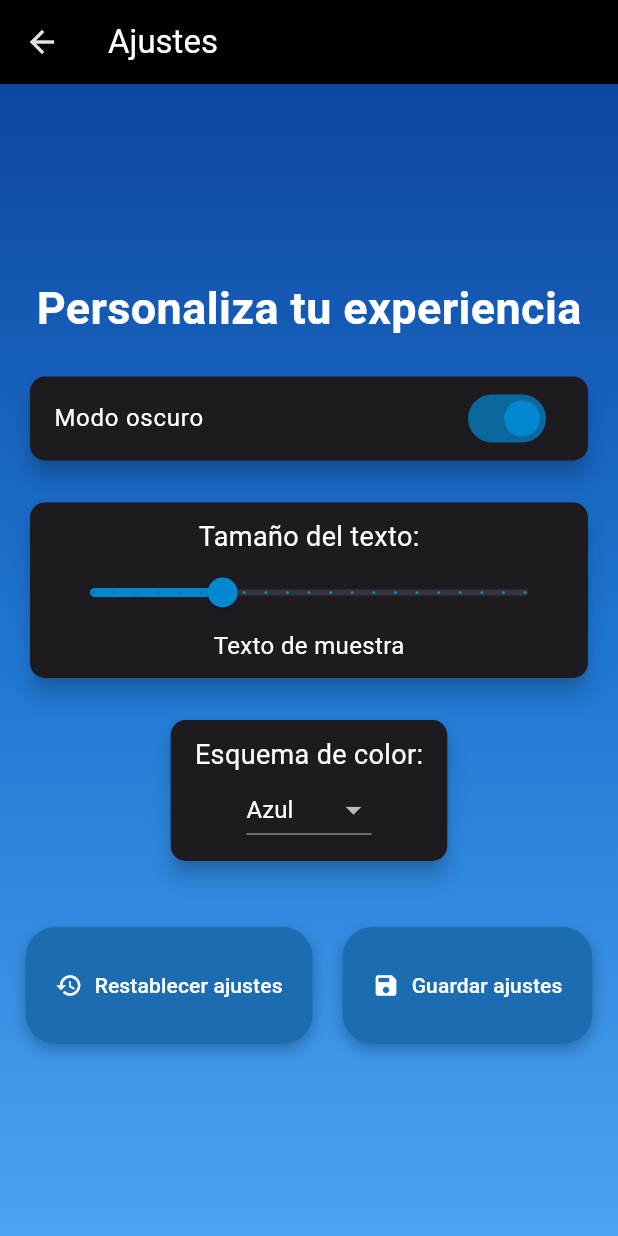
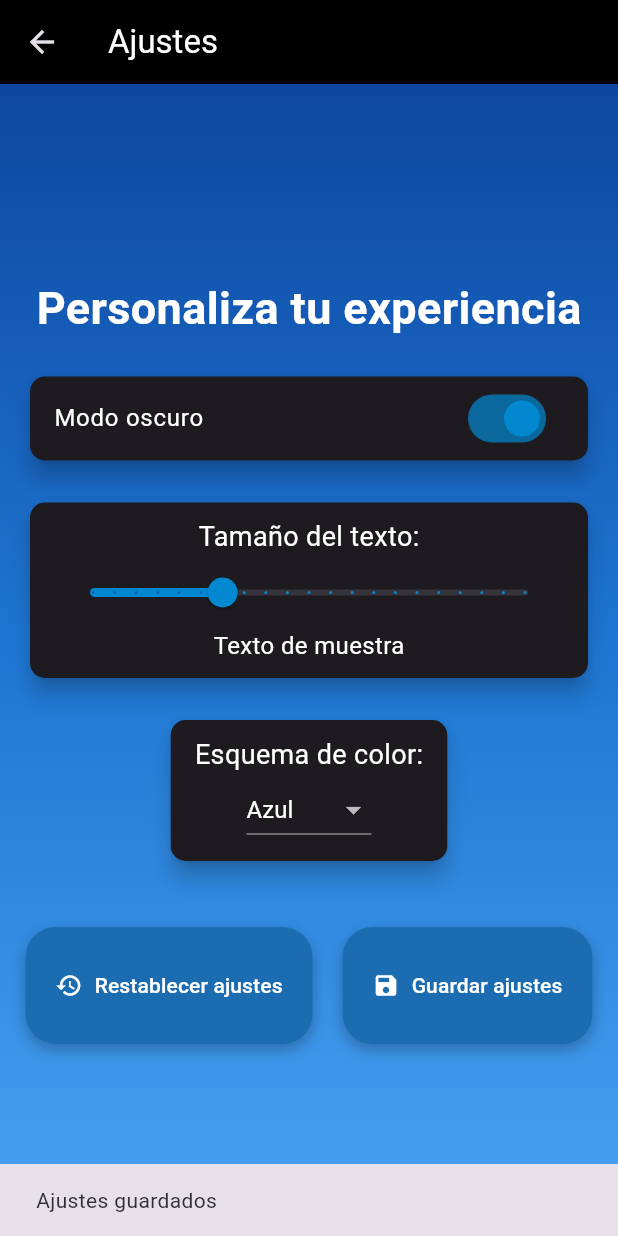
Before and after one commit to Jotaoesee/actividad3_app, a Flutter app: the Ajuste screen opened by its route, after a tap on "Modo oscuro", on a phone screen of 412 x 824 dp. Run offline on Flutter 3.47's test engine with Material 3 defaults, Android fonts, the light colour scheme and no system bars; our stand-ins replace animate_do, cloud_firestore, firebase_auth, firebase_core, firebase_storage, font_awesome_flutter and 2 more; missing offline and left inert: image_picker_web; accounts and stored records are empty.

Commit message:
creo una coleccion ajustes, donde se guardaran los ajustes de cada usuario

```diff
--- a/lib/clases/firebase_admin.dart
+++ b/lib/clases/firebase_admin.dart
@@ -53,11 +53,12 @@ class FirebaseAdmin {
   // Método para guardar los datos adicionales del usuario
   Future<void> guardarDatosAdicionales(String uid, Map<String, dynamic> usuarioData) async {
     try {
+      User? usuario = _auth.currentUser;
       // Referencia al documento del usuario en Firestore
-      DocumentReference usuarioRef = _firestore.collection('usuarios').doc(uid);
+      DocumentReference usuarioRef = _firestore.collection('usuarios').doc(usuario?.uid);
 
       // Referencia a la subcolección "datos_adicionales" usando el uid del usuario
-      final subcoleccionRef = usuarioRef.collection('datos_adicionales').doc(uid); // Usamos el uid como id del documento
+      final subcoleccionRef =  usuarioRef.collection('datos_adicionales').doc(uid); // Usamos el uid como id del documento
 
       // Verifica si el documento de datos adicionales ya existe
       DocumentSnapshot snapshot = await subcoleccionRef.get();
@@ -158,6 +159,44 @@ class FirebaseAdmin {
       throw Exception("Error al subir la imagen");
     }
   }
+
+
+  // Método para guardar los ajustes del usuario
+  Future<void> guardarAjustes(String uid, Map<String, dynamic> ajustesData) async {
+    try {
+      // Referencia al documento de ajustes del usuario en Firestore
+      DocumentReference ajustesRef = _firestore.collection('ajustes').doc(uid);
+
+      // Guardar o actualizar los ajustes del usuario en Firestore
+      await ajustesRef.set(ajustesData);
+      print("Ajustes guardados exitosamente");
+    } catch (e) {
+      print("Error al guardar ajustes: $e");
+      throw Exception("Error al guardar ajustes");
+    }
+  }
+
+  // Método para obtener los ajustes del usuario
+  Future<Map<String, dynamic>> obtenerAjustes(String uid) async {
+    try {
+      // Referencia al documento de ajustes del usuario en Firestore
+      DocumentReference ajustesRef = _firestore.collection('ajustes').doc(uid);
+
+      // Obtener el documento de ajustes del usuario
+      DocumentSnapshot snapshot = await ajustesRef.get();
+
+      // Verificar si el documento existe
+      if (snapshot.exists) {
+        return snapshot.data() as Map<String, dynamic>;
+      } else {
+        // Si no existen, retornamos un map vacío
+        return {};
+      }
+    } catch (e) {
+      print("Error al obtener los ajustes del usuario: $e");
+      throw Exception("Error al obtener los ajustes del usuario");
+    }
+  }
 }
 
 // Clase para representar la información del usuario
--- a/lib/pantallas/ajuste.dart
+++ b/lib/pantallas/ajuste.dart
@@ -1,5 +1,8 @@
 import 'package:actividad3_app/personalizable/boton/boton_personalizado.dart';
 import 'package:flutter/material.dart';
+import '../clases/data_holder.dart';
+import 'package:firebase_auth/firebase_auth.dart';
+
 
 class Ajuste extends StatefulWidget {
   const Ajuste({Key? key}) : super(key: key);
@@ -13,6 +16,7 @@ class _AjusteState extends State<Ajuste> {
   double _tamanoTexto = 16.0;
   String _esquemaColor = 'Azul';
 
+  final DataHolder _dataHolder = DataHolder();
   final Map<String, List<Color>> esquemasDeColor = {
     'Azul': [Color(0xFF0D47A1), Color(0xFF1F77D3), Color(0xFF4AA3F3)],
     'Verde': [Color(0xFF1B5E20), Color(0xFF4CAF50), Color(0xFF81C784)],
@@ -20,17 +24,44 @@ class _AjusteState extends State<Ajuste> {
     'Amarillo': [Color(0xFFF57F17), Color(0xFFFFEB3B), Color(0xFFFFF176)],
   };
 
+
+  @override
+  void initState() {
+    super.initState();
+    _cargarAjustes();
+  }
+
+  Future<void> _cargarAjustes() async {
+    try {
+      User? usuario = FirebaseAuth.instance.currentUser;
+      if(usuario != null){
+        Map<String, dynamic> ajustes = await _dataHolder.firebaseAdmin.obtenerAjustes(usuario.uid);
+        setState(() {
+          _modoOscuro = ajustes['modoOscuro'] ?? false;
+          _tamanoTexto = ajustes['tamanoTexto'] ?? 16.0;
+          _esquemaColor = ajustes['esquemaColor'] ?? 'Azul';
+        });
+      }
+    } catch (e) {
+      print('Error al cargar los ajustes: $e');
+    }
+  }
+
+
   void _cambiarTema(bool modoOscuro) {
     setState(() {
       _modoOscuro = modoOscuro;
     });
+    _guardarAjustes();
   }
 
   void _cambiarEsquemaColor(String color) {
     setState(() {
       _esquemaColor = color;
     });
+    _guardarAjustes();
   }
+
 
   void _restablecerAjustes() {
     setState(() {
@@ -38,16 +69,34 @@ class _AjusteState extends State<Ajuste> {
       _tamanoTexto = 16.0;
       _esquemaColor = 'Azul';
     });
+    _guardarAjustes();
     ScaffoldMessenger.of(context).showSnackBar(
       const SnackBar(content: Text('Ajustes restablecidos')),
     );
   }
 
-  void _guardarAjustes() {
-    ScaffoldMessenger.of(context).showSnackBar(
-      const SnackBar(content: Text('Ajustes guardados')),
-    );
+  void _guardarAjustes() async {
+    try {
+      User? usuario = FirebaseAuth.instance.currentUser;
+      if(usuario != null){
+        final ajustesData = {
+          'modoOscuro': _modoOscuro,
+          'tamanoTexto': _tamanoTexto,
+          'esquemaColor': _esquemaColor,
+        };
+        await _dataHolder.firebaseAdmin.guardarAjustes(usuario.uid, ajustesData);
+        ScaffoldMessenger.of(context).showSnackBar(
+          const SnackBar(content: Text('Ajustes guardados')),
+        );
+      }
+    } catch (e) {
+      print('Error al guardar ajustes en Firebase: $e');
+      ScaffoldMessenger.of(context).showSnackBar(
+        SnackBar(content: Text('Error al guardar ajustes: $e')),
+      );
+    }
   }
+
 
   @override
   Widget build(BuildContext context) {
@@ -137,6 +186,7 @@ class _AjusteState extends State<Ajuste> {
                             setState(() {
                               _tamanoTexto = nuevoValor;
                             });
+                            _guardarAjustes();
                           },
                           activeColor: const Color(0xFF0288D1),
                           thumbColor: const Color(0xFF0288D1),
```
